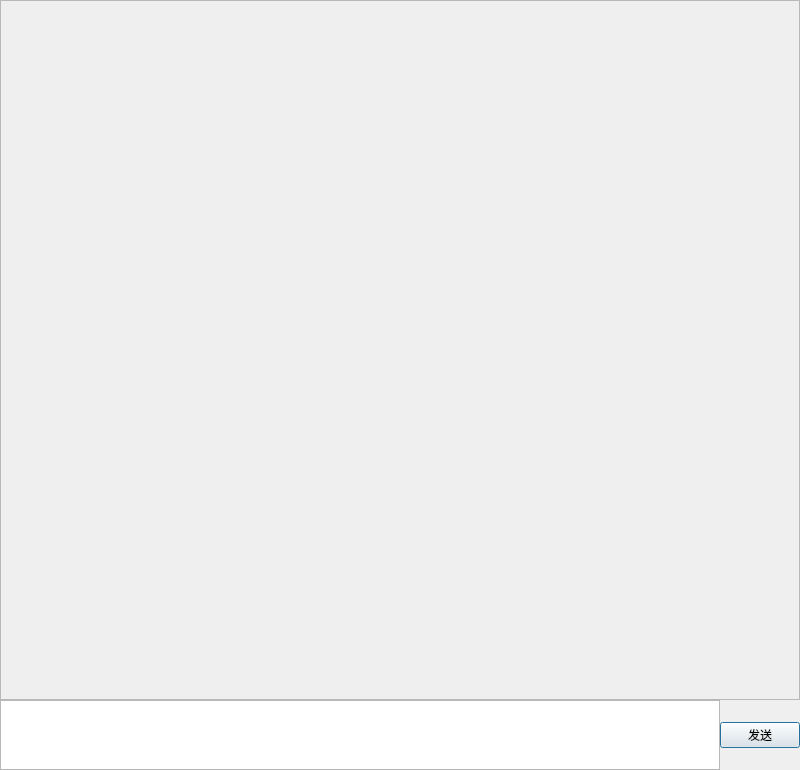
KBchulan/HungerYet, file client/chatdialog.ui: the form before one commit.
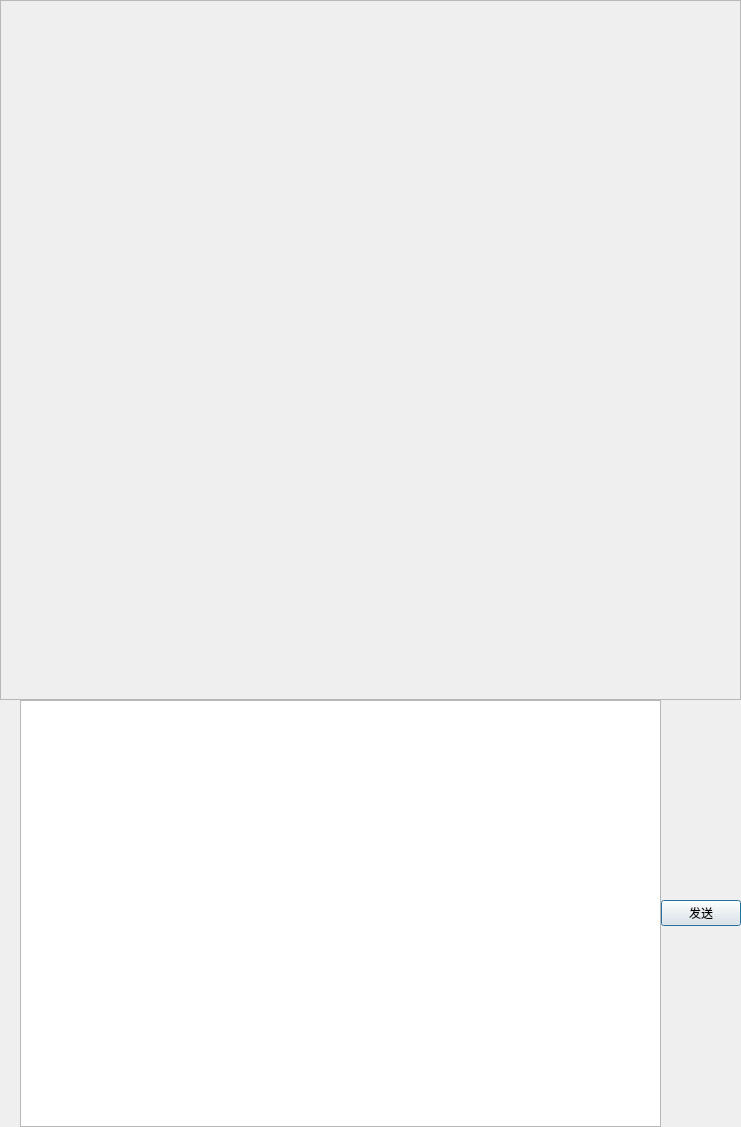
The form after the commit.

```diff
--- a/client/chatdialog.ui
+++ b/client/chatdialog.ui
@@ -6,8 +6,8 @@
    <rect>
     <x>0</x>
     <y>0</y>
-    <width>800</width>
-    <height>600</height>
+    <width>741</width>
+    <height>1127</height>
    </rect>
   </property>
   <layout class="QVBoxLayout" name="verticalLayout">
@@ -58,6 +58,22 @@
      <property name="spacing">
       <number>0</number>
      </property>
+     <item>
+      <spacer name="horizontalSpacer">
+       <property name="orientation">
+        <enum>Qt::Horizontal</enum>
+       </property>
+       <property name="sizeType">
+        <enum>QSizePolicy::Minimum</enum>
+       </property>
+       <property name="sizeHint" stdset="0">
+        <size>
+         <width>20</width>
+         <height>20</height>
+        </size>
+       </property>
+      </spacer>
+     </item>
      <item>
       <widget class="QTextEdit" name="inputEdit"/>
      </item>
```
